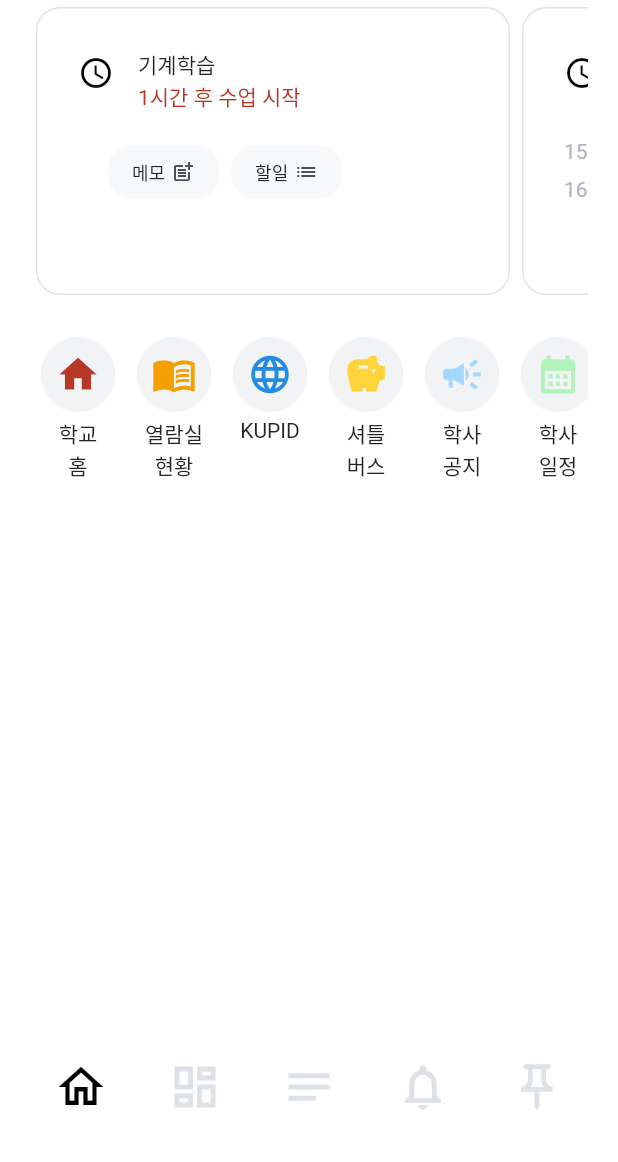
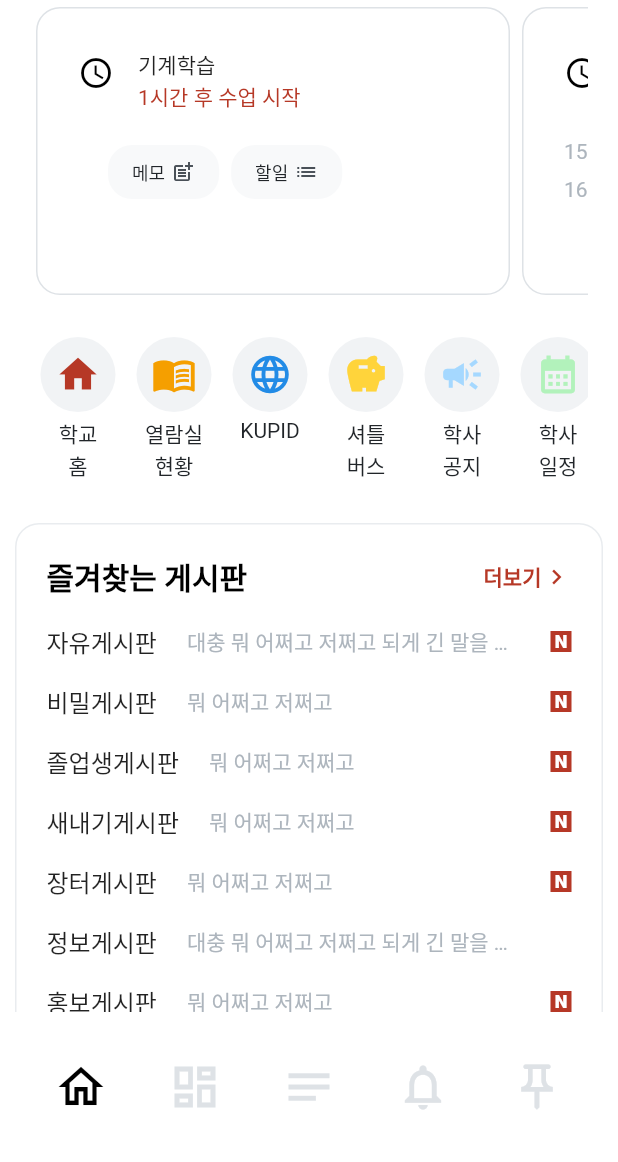
Before and after one commit to mobius29/everytime-clonecoding-flutter, a Flutter app: the screen it shows after launch, on a phone screen of 412 x 824 dp, the part 74-1236 px from its top. Run offline on Flutter 3.47's test engine with Material 2 defaults, Android fonts, the phone set to English and light mode, and no system bars.

Commit message:
feat: make favorite board list

```diff
--- a/lib/screens/home_screen.dart
+++ b/lib/screens/home_screen.dart
@@ -1,6 +1,7 @@
 import 'package:everytime_flutter/widgets/common/custom_navigation_bar.dart';
 import 'package:everytime_flutter/widgets/home/appbar.dart';
 import 'package:everytime_flutter/widgets/home/card_list.dart';
+import 'package:everytime_flutter/widgets/home/favorite_board.dart';
 import 'package:everytime_flutter/widgets/home/link_list.dart';
 import 'package:flutter/material.dart';
 
@@ -13,11 +14,14 @@ class HomeScreen extends StatelessWidget {
       appBar: HomeAppBar(),
       body: SizedBox(
         width: double.infinity,
-        child: Column(
-          children: [
-            CardList(),
-            LinkList(),
-          ],
+        child: SingleChildScrollView(
+          child: Column(
+            children: [
+              CardList(),
+              LinkList(),
+              FavoriteBoard(),
+            ],
+          ),
         ),
       ),
       bottomNavigationBar: CustomNavigationBar(current_tab: "home"),
--- /dev/null
+++ b/lib/widgets/home/common/board_frame.dart
@@ -0,0 +1,32 @@
+import 'package:everytime_flutter/themes/color.dart';
+import 'package:everytime_flutter/widgets/home/common/board_title.dart';
+import 'package:flutter/material.dart';
+
+class BoardFrame extends StatelessWidget {
+  final String title;
+  final Widget child;
+
+  const BoardFrame({
+    Key? key,
+    required this.title,
+    required this.child,
+  }) : super(key: key);
+
+  @override
+  Widget build(BuildContext context) {
+    return Container(
+      margin: const EdgeInsets.symmetric(horizontal: 10),
+      padding: const EdgeInsets.symmetric(horizontal: 20, vertical: 20),
+      decoration: BoxDecoration(
+        border: Border.all(
+          color: CustomColors.gray20,
+        ),
+        borderRadius: BorderRadius.circular(16),
+      ),
+      child: Column(children: [
+        BoardTitle(title: title),
+        child,
+      ]),
+    );
+  }
+}
--- /dev/null
+++ b/lib/widgets/home/common/board_title.dart
@@ -0,0 +1,46 @@
+import 'package:everytime_flutter/themes/color.dart';
+import 'package:flutter/material.dart';
+
+class BoardTitle extends StatelessWidget {
+  final String title;
+
+  const BoardTitle({
+    Key? key,
+    required this.title,
+  }) : super(key: key);
+
+  @override
+  Widget build(BuildContext context) {
+    return const Row(
+      crossAxisAlignment: CrossAxisAlignment.center,
+      mainAxisAlignment: MainAxisAlignment.spaceBetween,
+      children: [
+        Text(
+          "즐겨찾는 게시판",
+          style: TextStyle(
+            fontSize: 20,
+            fontWeight: FontWeight.bold,
+            color: Colors.black,
+          ),
+        ),
+        Row(
+          children: [
+            Text(
+              "더보기",
+              style: TextStyle(
+                fontSize: 14,
+                fontWeight: FontWeight.bold,
+                color: CustomColors.red,
+              ),
+            ),
+            Icon(
+              Icons.chevron_right_outlined,
+              size: 20,
+              color: CustomColors.red,
+            ),
+          ],
+        )
+      ],
+    );
+  }
+}
--- /dev/null
+++ b/lib/widgets/home/favorite_board.dart
@@ -0,0 +1,77 @@
+import 'package:everytime_flutter/widgets/home/common/board_frame.dart';
+import 'package:everytime_flutter/widgets/home/favorite_board/faborite_board_item.dart';
+import 'package:flutter/material.dart';
+
+class FavoriteBoard extends StatelessWidget {
+  const FavoriteBoard({Key? key}) : super(key: key);
+
+  @override
+  Widget build(BuildContext context) {
+    return const BoardFrame(
+      title: "즐겨찾는 게시판",
+      child: Column(
+        children: [
+          FavoriteBoardItem(
+            title: "자유게시판",
+            post: "대충 뭐 어쩌고 저쩌고 되게 긴 말을 쓰고 싶은데 쓸 말이 없는 그런 느낌 뭔지 알죠?",
+            isNew: true,
+          ),
+          FavoriteBoardItem(
+            title: "비밀게시판",
+            post: "뭐 어쩌고 저쩌고",
+            isNew: true,
+          ),
+          FavoriteBoardItem(
+            title: "졸업생게시판",
+            post: "뭐 어쩌고 저쩌고",
+            isNew: true,
+          ),
+          FavoriteBoardItem(
+            title: "새내기게시판",
+            post: "뭐 어쩌고 저쩌고",
+            isNew: true,
+          ),
+          FavoriteBoardItem(
+            title: "장터게시판",
+            post: "뭐 어쩌고 저쩌고",
+            isNew: true,
+          ),
+          FavoriteBoardItem(
+            title: "정보게시판",
+            post: "대충 뭐 어쩌고 저쩌고 되게 긴 말을 쓰고 싶은데 쓸 말이 없는 그런 느낌 뭔지 알죠?",
+          ),
+          FavoriteBoardItem(
+            title: "홍보게시판",
+            post: "뭐 어쩌고 저쩌고",
+            isNew: true,
+          ),
+          FavoriteBoardItem(
+            title: "과외러 모여라",
+            post: "뭐 어쩌고 저쩌고",
+            isNew: true,
+          ),
+          FavoriteBoardItem(
+            title: "동아리, 학회",
+            post: "뭐 어쩌고 저쩌고",
+            isNew: true,
+          ),
+          FavoriteBoardItem(
+            title: "고양이 게시판",
+            post: "뭐 어쩌고 저쩌고",
+            isNew: false,
+          ),
+          FavoriteBoardItem(
+            title: "자취백서",
+            post: "뭐 어쩌고 저쩌고",
+            isNew: false,
+          ),
+          FavoriteBoardItem(
+            title: "웃고가게",
+            post: "뭐 어쩌고 저쩌고",
+            isNew: true,
+          ),
+        ],
+      ),
+    );
+  }
+}
--- /dev/null
+++ b/lib/widgets/home/favorite_board/faborite_board_item.dart
@@ -0,0 +1,55 @@
+import 'package:everytime_flutter/themes/color.dart';
+import 'package:flutter/material.dart';
+
+class FavoriteBoardItem extends StatelessWidget {
+  final String title;
+  final String post;
+  final bool isNew;
+
+  const FavoriteBoardItem({
+    Key? key,
+    required this.title,
+    required this.post,
+    this.isNew = false,
+  }) : super(key: key);
+
+  @override
+  Widget build(BuildContext context) {
+    return Container(
+      margin: const EdgeInsets.only(top: 16),
+      child: Row(
+        children: [
+          Text(title, style: const TextStyle(fontSize: 16)),
+          const SizedBox(width: 20),
+          Expanded(
+            child: Text(
+              post,
+              style: const TextStyle(
+                fontSize: 14,
+                color: CustomColors.gray50,
+              ),
+              overflow: TextOverflow.ellipsis,
+            ),
+          ),
+          const SizedBox(width: 20),
+          isNew
+              ? Container(
+                  width: 14,
+                  height: 14,
+                  alignment: Alignment.center,
+                  color: CustomColors.red,
+                  child: const Text(
+                    "N",
+                    style: TextStyle(
+                      fontSize: 12,
+                      fontWeight: FontWeight.w800,
+                      color: CustomColors.white,
+                    ),
+                  ),
+                )
+              : const SizedBox(width: 14),
+        ],
+      ),
+    );
+  }
+}
```
